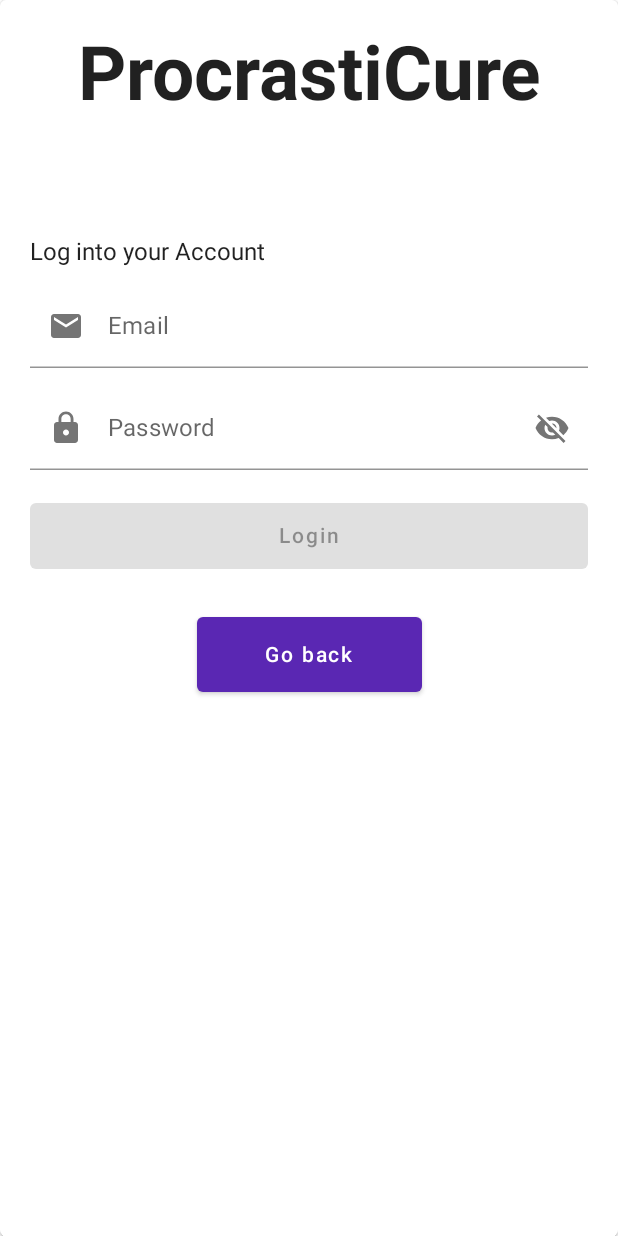
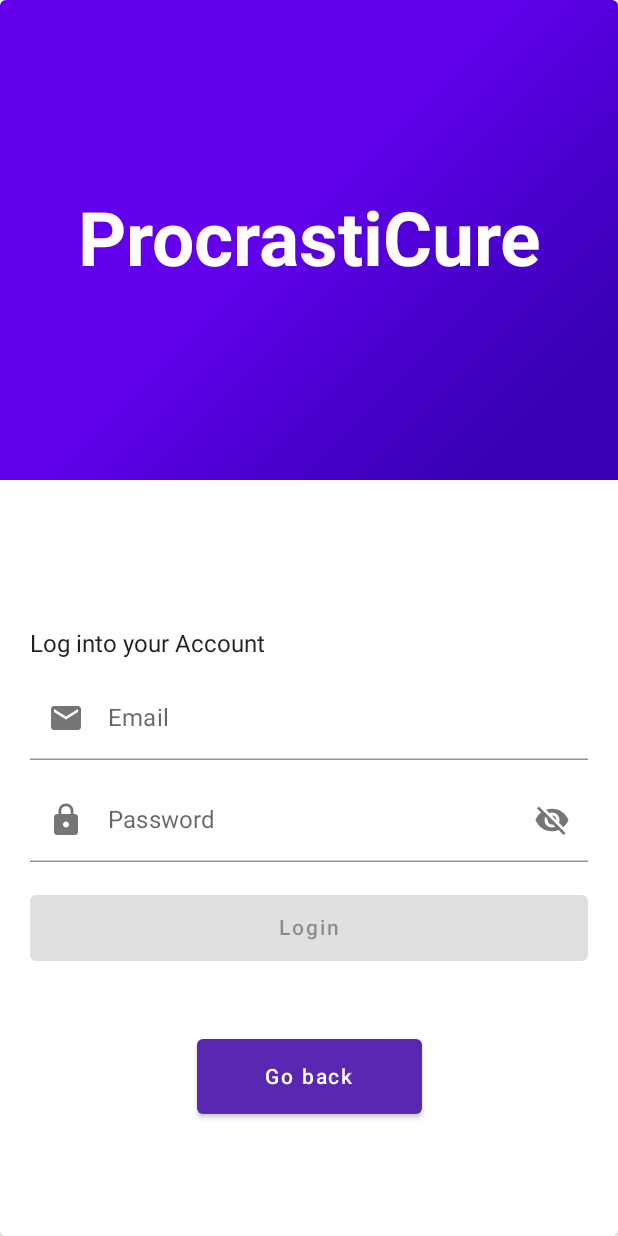
Before and after one commit to saraHoeferer/ProcrastiCure, an Android app built with Jetpack Compose: the screen it shows after launch (MainActivity), after a tap on "Login", on a phone screen of 412 x 824 dp. Run offline under Robolectric (Android 15) with nearby library versions, the light colour scheme and no system bars; our stand-ins replace Firebase (no records; nobody signed in at launch, a user with empty details on screens opened directly).

Commit message:
added some design

```diff
--- a/app/src/main/java/com/example/procrasticure/screens/LoginScreen.kt
+++ b/app/src/main/java/com/example/procrasticure/screens/LoginScreen.kt
@@ -12,7 +12,9 @@ import androidx.compose.runtime.saveable.rememberSaveable
 import androidx.compose.ui.Alignment
 import androidx.compose.ui.Modifier
 import androidx.compose.ui.focus.FocusManager
-import androidx.compose.ui.graphics.Color
+import androidx.compose.ui.geometry.Offset
+import androidx.compose.ui.graphics.*
+import androidx.compose.ui.platform.LocalDensity
 import androidx.compose.ui.platform.LocalFocusManager
 import androidx.compose.ui.res.painterResource
 import androidx.compose.ui.text.font.FontWeight
@@ -79,22 +81,40 @@ fun LoginDetails(navController: NavController, userViewModel: UserViewModel, ses
     }
 
     val coroutineScope = rememberCoroutineScope()
-
+    val boxSize = with(LocalDensity.current) { 320.dp.toPx() }
     Card() {
 
         Column(
             modifier = Modifier
                 .fillMaxWidth()
                 .fillMaxHeight()
-                .padding(20.dp), horizontalAlignment = Alignment.CenterHorizontally
+                , horizontalAlignment = Alignment.CenterHorizontally
         ) {
+            Box(modifier = Modifier
+                .height(320.dp)
+                .background(brush = Brush.linearGradient(
+                    colors = listOf(
+                        MaterialTheme.colors.primary,
+                        MaterialTheme.colors.primarySurface,
+                        MaterialTheme.colors.primaryVariant,
 
-            Text(text = "ProcrastiCure", fontSize = 50.sp, fontWeight = FontWeight.Bold)
+                    ),
+                    start = Offset(0f, 0f), // top left corner
+                    end = Offset(boxSize, boxSize) // bottom right corner
+                ))
+                .fillMaxWidth()
+                .fillMaxSize(),
+                contentAlignment = Alignment.Center
+            ) {
+                Text(text = "ProcrastiCure", fontSize = 50.sp, fontWeight = FontWeight.Bold, color = Color.White)
+            }
+
+
 
             Spacer(modifier = Modifier.size(50.dp))
 
             AnimatedVisibility(visible = login) {
-                Column {
+                Column (modifier = Modifier.padding(20.dp),){
                     CreateAccountSection(
                         modifier = Modifier
                             .fillMaxWidth(),
@@ -155,7 +175,7 @@ fun LoginDetails(navController: NavController, userViewModel: UserViewModel, ses
             }
 
             AnimatedVisibility(visible = signup) {
-                Column {
+                Column(modifier = Modifier.padding(20.dp),) {
                     CreateAccountSection(
                         modifier = Modifier
                             .fillMaxWidth(),
```
